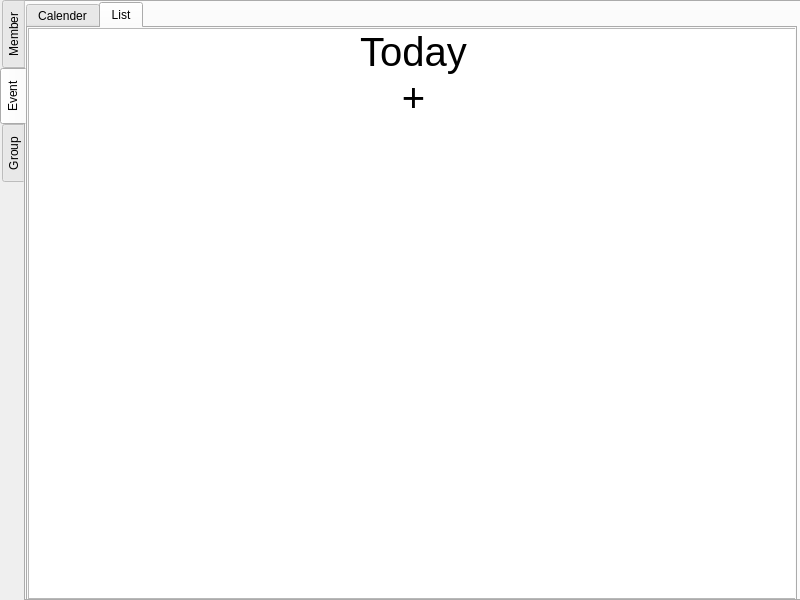
Old version of the form form.ui in the repository websPC/member.
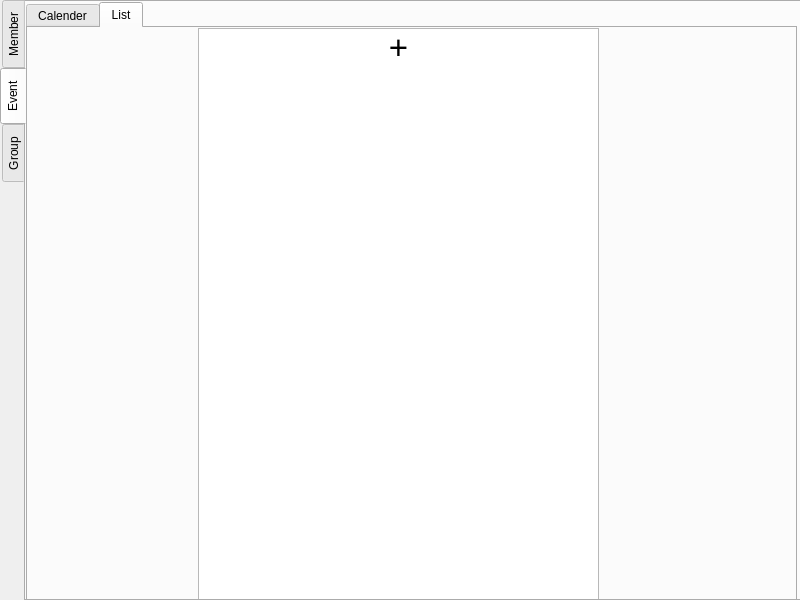
New version of the form. Icons and pictures are not drawn.

Commit message:
6일 종료
08/06

```diff
--- a/form.ui
+++ b/form.ui
@@ -285,37 +285,30 @@
       <widget class="QListWidget" name="listWidget_2">
        <property name="geometry">
         <rect>
-         <x>0</x>
+         <x>170</x>
          <y>0</y>
-         <width>771</width>
-         <height>571</height>
+         <width>401</width>
+         <height>601</height>
         </rect>
        </property>
-       <property name="currentRow">
-        <number>-1</number>
-       </property>
-       <item>
-        <property name="text">
-         <string>Today</string>
-        </property>
         <property name="font">
          <font>
-          <pointsize>30</pointsize>
-         </font>
-        </property>
-        <property name="textAlignment">
-         <set>AlignHCenter|AlignVCenter|AlignCenter</set>
-        </property>
-       </item>
+         <pointsize>25</pointsize>
+        </font>
+       </property>
+       <property name="textElideMode">
+        <enum>Qt::ElideMiddle</enum>
+       </property>
+       <property name="gridSize">
+        <size>
+         <width>0</width>
+         <height>50</height>
+        </size>
+       </property>
        <item>
         <property name="text">
          <string>+</string>
         </property>
-        <property name="font">
-         <font>
-          <pointsize>30</pointsize>
-         </font>
-        </property>
         <property name="textAlignment">
          <set>AlignHCenter|AlignVCenter|AlignCenter</set>
         </property>
```
Lines whose indentation alone changed are shown as unchanged. The commit also changes 2 other files.
